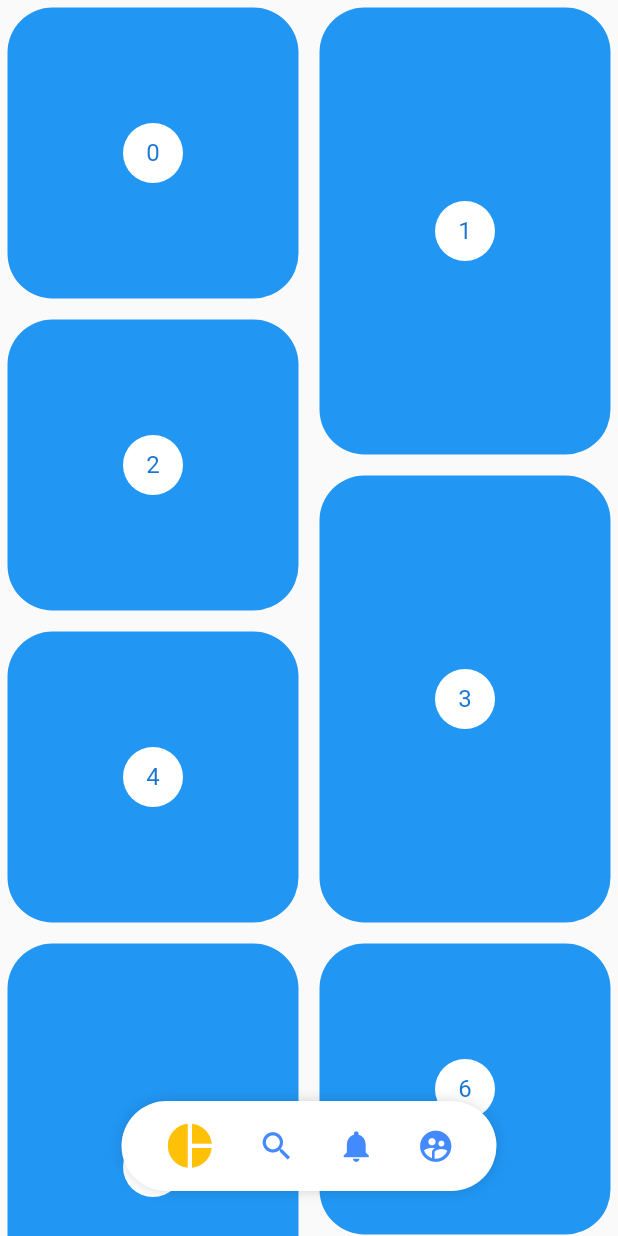
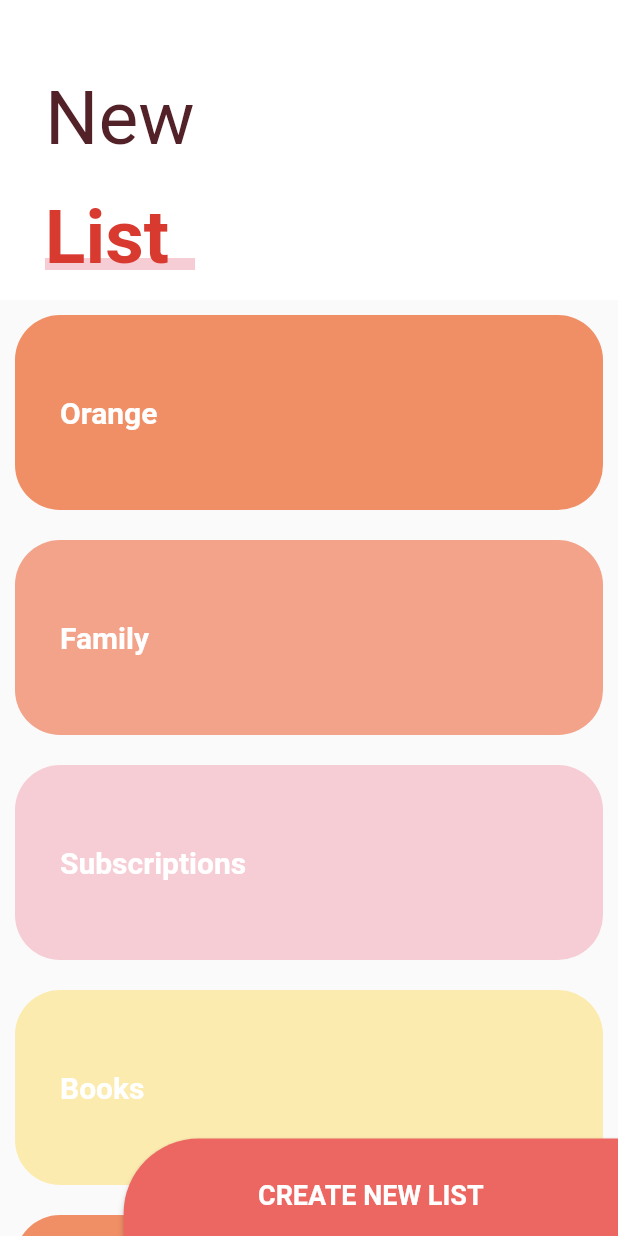
Before and after one commit to Danthology96/Disenios_Flutter, a Flutter app: the screen it shows after launch, on a phone screen of 412 x 824 dp. Run offline on Flutter 3.47's test engine with Material 2 defaults, Android fonts, the phone set to English and light mode, and no system bars; our stand-ins replace animate_do, flutter_svg, font_awesome_flutter.

Commit message:
added 4 new excersises

```diff
--- a/Backgrounds/backgrounds/lib/main.dart
+++ b/Backgrounds/backgrounds/lib/main.dart
@@ -1,5 +1,4 @@
-import 'package:backgrounds/src/pages/pinterest_page.dart';
-import 'package:backgrounds/src/widgets/pinterest_menu.dart';
+import 'package:backgrounds/src/pages/sliver_list_page.dart';
 import 'package:flutter/material.dart';
 
 void main() => runApp(MyApp());
@@ -10,7 +9,7 @@ class MyApp extends StatelessWidget {
     return MaterialApp(
       debugShowCheckedModeBanner: false,
       title: 'Diseños App',
-      home: PinterestPage(),
+      home: SliverListPage(),
       // home: PinterestMenu(),
     );
   }
--- /dev/null
+++ b/Backgrounds/backgrounds/lib/src/pages/sliver_list_page.dart
@@ -0,0 +1,216 @@
+import 'package:flutter/material.dart';
+
+class SliverListPage extends StatelessWidget {
+  @override
+  Widget build(BuildContext context) {
+    return Scaffold(
+      body: Stack(
+        children: [
+          _MainScroll(),
+          Positioned(
+            child: _NewListButton(),
+            bottom: -10,
+            right: 0,
+          ),
+        ],
+      ),
+    );
+  }
+}
+
+class _NewListButton extends StatelessWidget {
+  const _NewListButton({Key? key}) : super(key: key);
+
+  @override
+  Widget build(BuildContext context) {
+    final size = MediaQuery.of(context).size;
+
+    return ButtonTheme(
+      child: ElevatedButton(
+        onPressed: () {},
+        child: Text(
+          'CREATE NEW LIST',
+          style: TextStyle(
+              color: Colors.white, fontSize: 18, fontWeight: FontWeight.bold),
+        ),
+        style: ElevatedButton.styleFrom(
+          primary: Color(0xffED6762),
+          shape: RoundedRectangleBorder(
+            borderRadius: BorderRadius.only(
+              topLeft: Radius.circular(50),
+            ),
+          ),
+          minimumSize: Size(size.width * 0.8, 75),
+        ),
+      ),
+    );
+  }
+}
+
+class _MainScroll extends StatelessWidget {
+  _MainScroll({Key? key}) : super(key: key);
+
+  final items = [
+    _ListItem('Orange', Color(0xffF08F66)),
+    _ListItem('Family', Color(0xffF2A38A)),
+    _ListItem('Subscriptions', Color(0xffF7CDD5)),
+    _ListItem('Books', Color(0xffFCEBAF)),
+    _ListItem('Orange', Color(0xffF08F66)),
+    _ListItem('Family', Color(0xffF2A38A)),
+    _ListItem('Subscriptions', Color(0xffF7CDD5)),
+    _ListItem('Books', Color(0xffFCEBAF)),
+  ];
+
+  @override
+  Widget build(BuildContext context) {
+    return CustomScrollView(
+      physics: BouncingScrollPhysics(),
+      slivers: [
+        SliverPersistentHeader(
+          delegate: _SliverCustomHeaderDelegate(
+              child: Container(
+                  color: Colors.white,
+                  alignment: Alignment.centerLeft,
+                  child: _Title()),
+              minHeight: 190,
+              maxHeight: 200),
+          floating: true,
+        ),
+        SliverList(
+          delegate: SliverChildListDelegate([
+            ...items,
+            SizedBox(
+              height: 100,
+            )
+          ]),
+        ),
+      ],
+    );
+  }
+}
+
+class _SliverCustomHeaderDelegate extends SliverPersistentHeaderDelegate {
+  _SliverCustomHeaderDelegate(
+      {required this.minHeight, required this.maxHeight, required this.child});
+
+  final double minHeight;
+  final double maxHeight;
+  final Widget child;
+
+  @override
+  Widget build(
+      BuildContext context, double shrinkOffset, bool overlapsContent) {
+    return SizedBox.expand(
+      child: child,
+    );
+  }
+
+  @override
+  double get maxExtent => this.maxHeight;
+
+  @override
+  double get minExtent => this.minHeight;
+
+  @override
+  bool shouldRebuild(covariant _SliverCustomHeaderDelegate oldDelegate) {
+    return maxHeight != oldDelegate.maxHeight ||
+        minHeight != oldDelegate.minHeight ||
+        child != oldDelegate.child;
+  }
+}
+
+class _TaskList extends StatelessWidget {
+  _TaskList({
+    Key? key,
+  }) : super(key: key);
+
+  final items = [
+    _ListItem('Orange', Color(0xffF08F66)),
+    _ListItem('Family', Color(0xffF2A38A)),
+    _ListItem('Subscriptions', Color(0xffF7CDD5)),
+    _ListItem('Books', Color(0xffFCEBAF)),
+    _ListItem('Orange', Color(0xffF08F66)),
+    _ListItem('Family', Color(0xffF2A38A)),
+    _ListItem('Subscriptions', Color(0xffF7CDD5)),
+    _ListItem('Books', Color(0xffFCEBAF)),
+  ];
+
+  @override
+  Widget build(BuildContext context) {
+    return ListView.builder(
+      physics: BouncingScrollPhysics(),
+      itemBuilder: (BuildContext context, int index) => items[index],
+      itemCount: items.length,
+    );
+  }
+}
+
+class _Title extends StatelessWidget {
+  const _Title({Key? key}) : super(key: key);
+
+  @override
+  Widget build(BuildContext context) {
+    return Column(
+      children: [
+        SizedBox(
+          height: 30,
+        ),
+        Container(
+          margin: EdgeInsets.symmetric(horizontal: 30, vertical: 20),
+          child: Text(
+            'New',
+            style: TextStyle(color: Color(0xff532128), fontSize: 50),
+          ),
+        ),
+        Stack(
+          children: [
+            SizedBox(width: 100),
+            Positioned(
+              bottom: 8,
+              child: Container(
+                width: 150,
+                height: 8,
+                color: Color(0xffF7CDD5),
+              ),
+            ),
+            Container(
+                child: Text('List',
+                    style: TextStyle(
+                      color: Color(0xffD93A30),
+                      fontSize: 50,
+                      fontWeight: FontWeight.bold,
+                    ))),
+          ],
+        ),
+      ],
+    );
+  }
+}
+
+class _ListItem extends StatelessWidget {
+  const _ListItem(
+    this.title,
+    this.color, {
+    Key? key,
+  }) : super(key: key);
+
+  final String title;
+  final Color color;
+
+  @override
+  Widget build(BuildContext context) {
+    return Container(
+      alignment: Alignment.centerLeft,
+      padding: EdgeInsets.all(30),
+      height: 130,
+      margin: EdgeInsets.all(10),
+      decoration:
+          BoxDecoration(color: color, borderRadius: BorderRadius.circular(30)),
+      child: Text(
+        title,
+        style: TextStyle(
+            color: Colors.white, fontWeight: FontWeight.bold, fontSize: 20),
+      ),
+    );
+  }
+}
--- a/Backgrounds/backgrounds/pubspec.yaml
+++ b/Backgrounds/backgrounds/pubspec.yaml
@@ -31,6 +31,9 @@ dependencies:
   flutter_svg: ^0.22.0
   provider: ^5.0.0
   flutter_staggered_grid_view: ^0.4.0
+  font_awesome_flutter: ^9.1.0
+  animate_do: ^2.0.0
+
 
 dev_dependencies:
   flutter_test:
```
Also changed, not shown: Backgrounds/backgrounds/lib/src/pages/emergency_page.dart (added, +128 -0 lines), Backgrounds/backgrounds/lib/src/widgets/emergency-list-tile.widget.dart (added, +118 -0 lines), Backgrounds/backgrounds/lib/src/widgets/emergency_header.dart (added, +94 -0 lines), Backgrounds/backgrounds/pubspec.lock.
